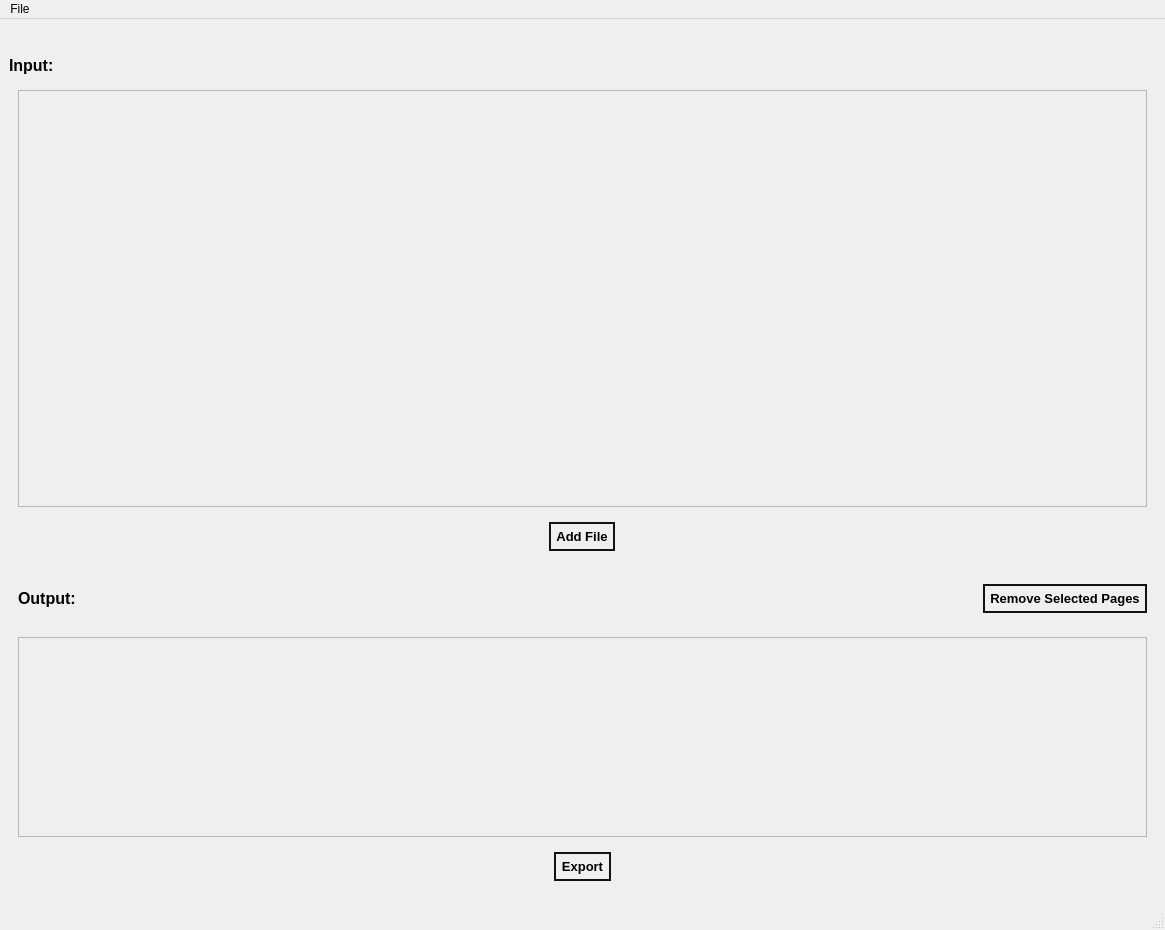
First picture: the form in ui_files/MainWindow.ui, repository StevenSong-sTs/PDF-Tailor, before the edit.
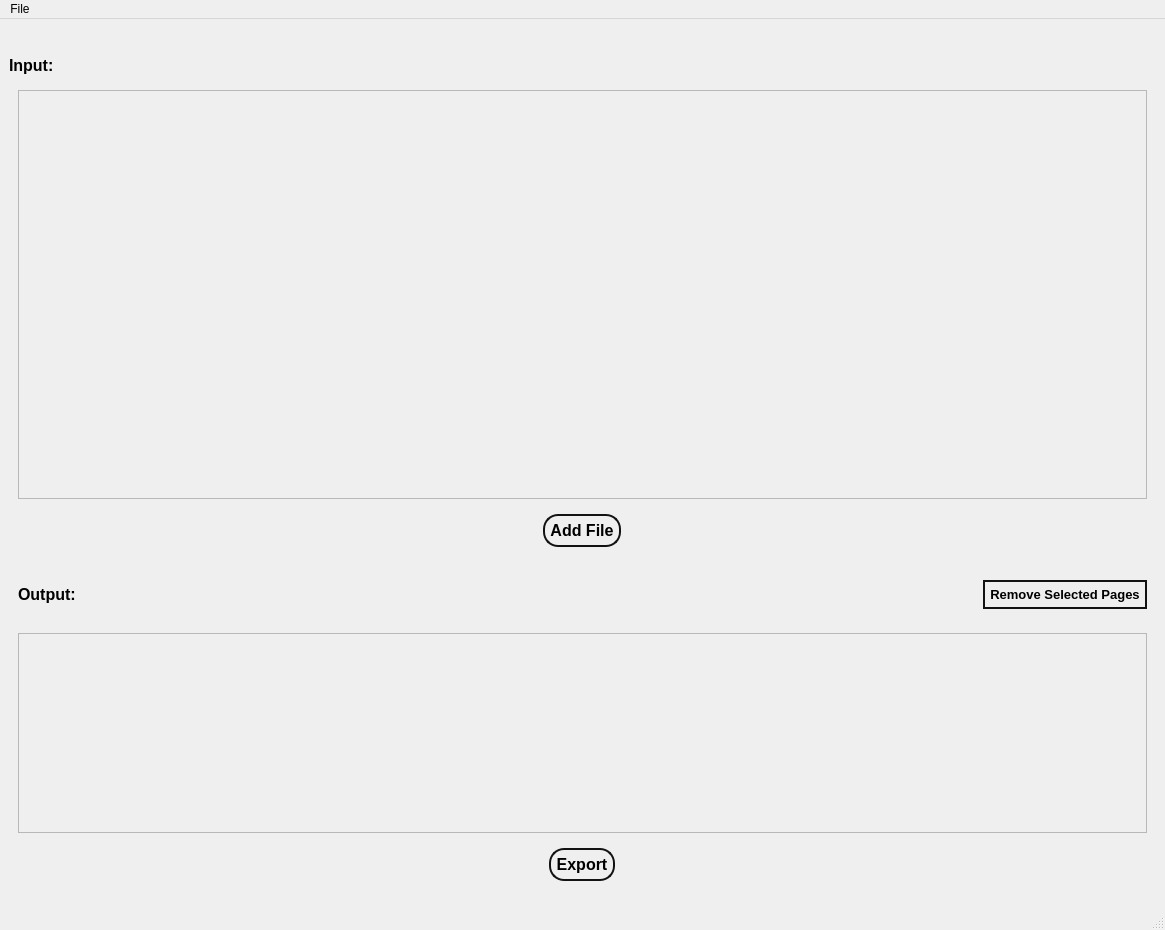
Second picture: the form after the edit. Icons and pictures are not drawn.

Diff of the .ui file:
```diff
--- a/ui_files/MainWindow.ui
+++ b/ui_files/MainWindow.ui
@@ -63,7 +63,7 @@
             <x>0</x>
             <y>0</y>
             <width>1127</width>
-            <height>382</height>
+            <height>380</height>
            </rect>
           </property>
          </widget>
@@ -93,7 +93,7 @@
             </property>
             <property name="font">
              <font>
-              <pointsize>10</pointsize>
+              <pointsize>12</pointsize>
               <bold>true</bold>
              </font>
             </property>
@@ -235,7 +235,7 @@
             </property>
             <property name="font">
              <font>
-              <pointsize>10</pointsize>
+              <pointsize>12</pointsize>
               <bold>true</bold>
              </font>
             </property>
```
Left out of the diff: 10 changed lines with no effect on the pictures.
